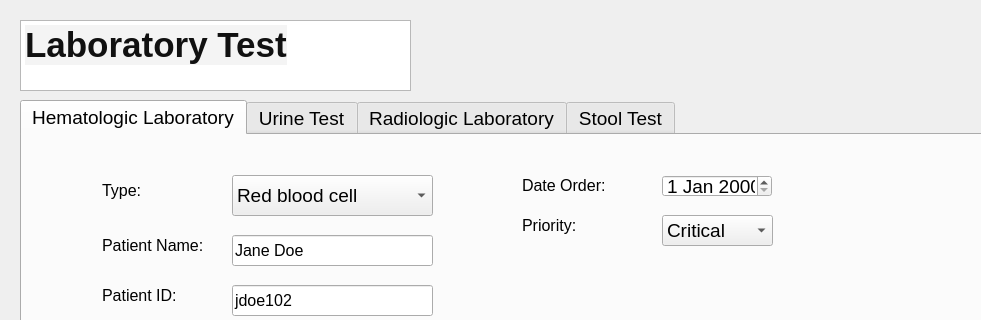
Before: the Qt Designer form UIFile/OrderTest.ui in congnguyen53/FantasticFour, drawn with Qt 5; both pictures show x 0 to 981 and y 0 to 320 of the 1100 by 800 pixel window.
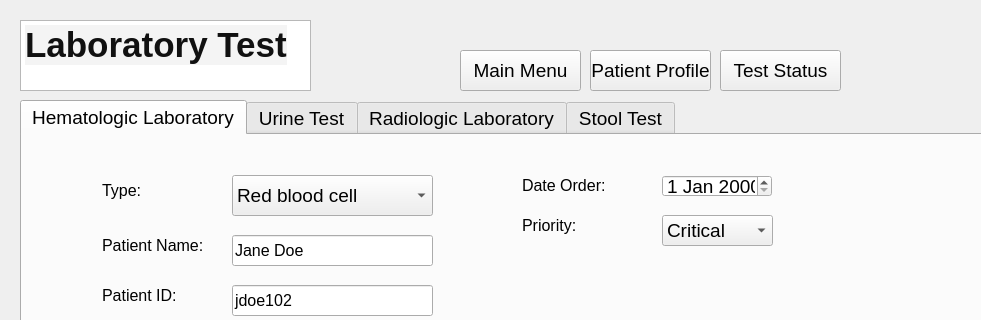
After: the same form once the commit is applied.

Diff of the .ui file:
```diff
--- a/UIFile/OrderTest.ui
+++ b/UIFile/OrderTest.ui
@@ -1120,7 +1120,7 @@
      <rect>
       <x>20</x>
       <y>20</y>
-      <width>391</width>
+      <width>291</width>
       <height>71</height>
      </rect>
     </property>
@@ -1132,6 +1132,60 @@
 &lt;p style=&quot; margin-top:12px; margin-bottom:12px; margin-left:0px; margin-right:0px; -qt-block-indent:0; text-indent:0px;&quot;&gt;&lt;span style=&quot; font-family:'Times New Roman'; font-size:26pt; font-weight:600; color:#111111; background-color:#f4f4f4;&quot;&gt;Laboratory Test&lt;/span&gt;&lt;/p&gt;&lt;/body&gt;&lt;/html&gt;</string>
     </property>
    </widget>
+   <widget class="QToolButton" name="toolButton">
+    <property name="geometry">
+     <rect>
+      <x>460</x>
+      <y>50</y>
+      <width>121</width>
+      <height>41</height>
+     </rect>
+    </property>
+    <property name="font">
+     <font>
+      <pointsize>14</pointsize>
+     </font>
+    </property>
+    <property name="text">
+     <string>Main Menu</string>
+    </property>
+   </widget>
+   <widget class="QToolButton" name="toolButton_2">
+    <property name="geometry">
+     <rect>
+      <x>590</x>
+      <y>50</y>
+      <width>121</width>
+      <height>41</height>
+     </rect>
+    </property>
+    <property name="font">
+     <font>
+      <pointsize>14</pointsize>
+     </font>
+    </property>
+    <property name="text">
+     <string>Patient Profile</string>
+    </property>
+   </widget>
+   <widget class="QToolButton" name="toolButton_3">
+    <property name="geometry">
+     <rect>
+      <x>720</x>
+      <y>50</y>
+      <width>121</width>
+      <height>41</height>
+     </rect>
+    </property>
+    <property name="font">
+     <font>
+      <pointsize>14</pointsize>
+     </font>
+    </property>
+    <property name="text">
+     <string>Test Status</string>
+    </property>
+   </widget>
   </widget>
   <widget class="QMenuBar" name="menubar">
    <property name="geometry">
```
Left out of the diff: 8 changed lines with no effect on the pictures.
